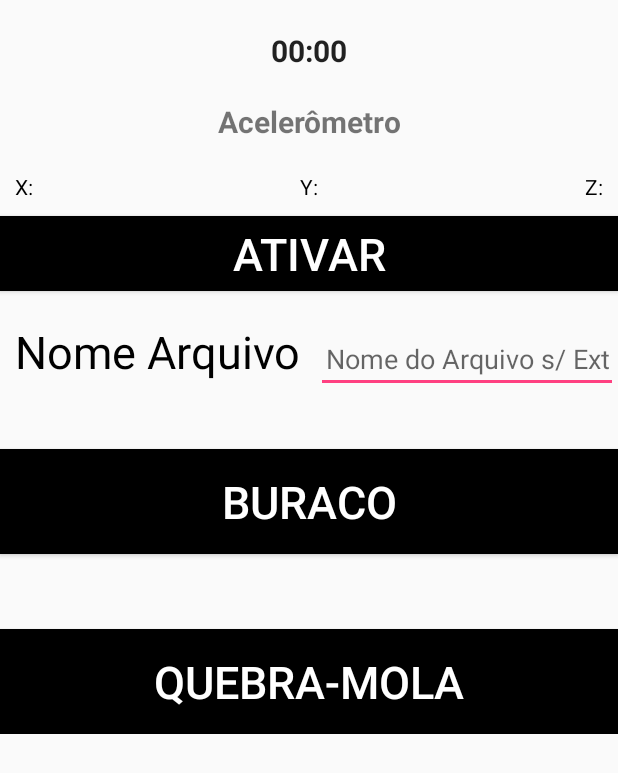
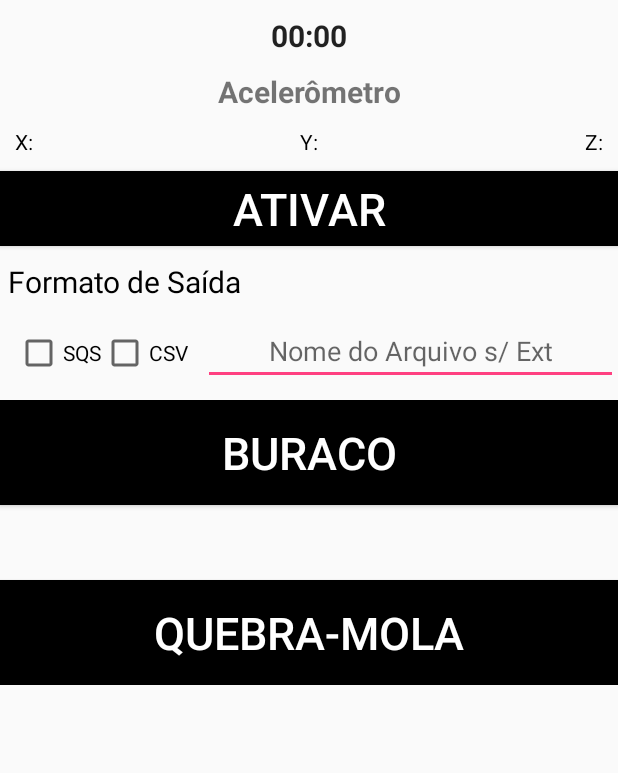
Before and after one commit to adornodev/TCC-Lunar, an Android app: the layout activity_main.xml on its own in the app's theme, with its tools: preview values and no code run, on a phone screen of 412 x 824 dp. Shown: the top 773 px of the screen. Run offline under Robolectric (Android 15) with nearby library versions, the phone set to English and light mode, and no system bars.

Commit message:
[AndroidApp] Added checkbox to choose if you wanna export to CSV or SQS
Made improvements about formatting. Added new comments

```diff
--- a/Android-Lunar/app/src/main/res/layout/activity_main.xml
+++ b/Android-Lunar/app/src/main/res/layout/activity_main.xml
@@ -12,7 +12,7 @@
         android:gravity="center"
         android:id="@+id/chronometer"
         android:textSize="20dp"
-        android:layout_marginTop="20dp"
+        android:layout_marginTop="10dp"
         android:textStyle="bold" />
 
     <TextView
@@ -21,13 +21,13 @@
         android:gravity="center"
         android:text="@string/tv_accelerometer"
         android:textSize="20dp"
-        android:layout_marginTop="20dp"
+        android:layout_marginTop="10dp"
         android:textStyle="bold" />
 
     <LinearLayout
         android:layout_width="match_parent"
         android:layout_height="wrap_content"
-        android:layout_marginTop="20dp"
+        android:layout_marginTop="10dp"
         android:orientation="horizontal">
 
         <TextView
@@ -73,27 +73,45 @@
         android:textColor="@android:color/white"
         android:background="@android:color/background_dark"/>
 
+    <TextView
+        android:id="@+id/tv_filename"
+        android:layout_width="wrap_content"
+        android:layout_height="wrap_content"
+        android:textSize="20sp"
+        android:textColor="@android:color/black"
+        android:gravity="left"
+        android:layout_marginTop="10dp"
+        android:layout_marginLeft="5dp"
+        android:text="@string/tv_format_output"/>
+
     <LinearLayout
         android:layout_width="match_parent"
         android:layout_height="wrap_content"
-        android:layout_marginTop="20dp"
+        android:layout_marginTop="10dp"
+        android:layout_marginLeft="10dp"
         android:orientation="horizontal">
 
-        <TextView
-            android:id="@+id/tv_filename"
-            android:layout_width="0dp"
-            android:layout_weight="1"
-            android:textSize="30sp"
+        <CheckBox
+            android:id="@+id/cb_sqs"
+            android:layout_width="wrap_content"
             android:layout_height="wrap_content"
-            android:textColor="@android:color/black"
-            android:gravity="left"
-            android:layout_marginLeft="10dp"
-            android:text="@string/tv_output_filename"/>
+            android:checked="false"
+            android:text="SQS"
+            android:onClick="onCheckboxClick"/>
+
+        <CheckBox
+            android:id="@+id/cb_csv"
+            android:layout_width="wrap_content"
+            android:layout_height="wrap_content"
+            android:checked="false"
+            android:text="CSV"
+            android:onClick="onCheckboxClick"/>
 
         <EditText
             android:id="@+id/et_filename"
             android:layout_width="0dp"
             android:layout_weight="1"
+            android:layout_marginLeft="10dp"
             android:layout_height="wrap_content"
             android:textColor="@android:color/black"
             android:gravity="center"
@@ -111,7 +129,6 @@
             android:id="@+id/btn_pothole"
             android:layout_width="match_parent"
             android:layout_height="70dp"
-            android:layout_marginTop="30sp"
             android:minHeight="@dimen/demo_button_min_height"
             android:minWidth="@dimen/demo_button_min_width"
             android:text="@string/btn_pothole"
--- a/Android-Lunar/app/src/main/res/values/strings.xml
+++ b/Android-Lunar/app/src/main/res/values/strings.xml
@@ -7,12 +7,17 @@
     <string name="btn_speedbump">Quebra-Mola</string>
     <string name="btn_activate">Ativar</string>
     <string name="et_output_filename">Nome do Arquivo s/ Ext</string>
+    <string name="et_output_filename">Nome do Arq s/ Ext</string>
     <string name="tv_accelerometer">Acelerômetro</string>
     <string name="tv_output_filename">Nome Arquivo</string>
     <string name="text_accept_permission">É necessário aceitar para o aplicativo funcionar corretamente.</string>
+    <string name="tv_format_output">Formato de Saída</string>
+    <string name="text_accept_permission">É necessário aceitar para o aplicativo funcionar corretamente</string>
     <string name="msg_pothole_added">Buraco Adicionado</string>
     <string name="msg_speedbump_added">Quebra-Mola Adicionado</string>
 
+    <string name="msg_must_choose_checkbox">Você é obrigado a escolher um dos formatos de saída</string>
+    <string name="msg_must_accept_permissions">A aplicação Lunar não pode rodar sem as permissões garantidas</string>
     <!-- KEYS -->
     <string name="aws_access_key"></string>
     <string name="aws_secret_key"></string>
```
Also changed, not shown: Android-Lunar/app/src/main/java/finalcourseassignment/ufrj/android_lunar/MainActivity.java (+167 -90 lines), Android-Lunar/app/src/main/java/finalcourseassignment/ufrj/android_lunar/utils/FileUtils.java (+17 -6 lines).
